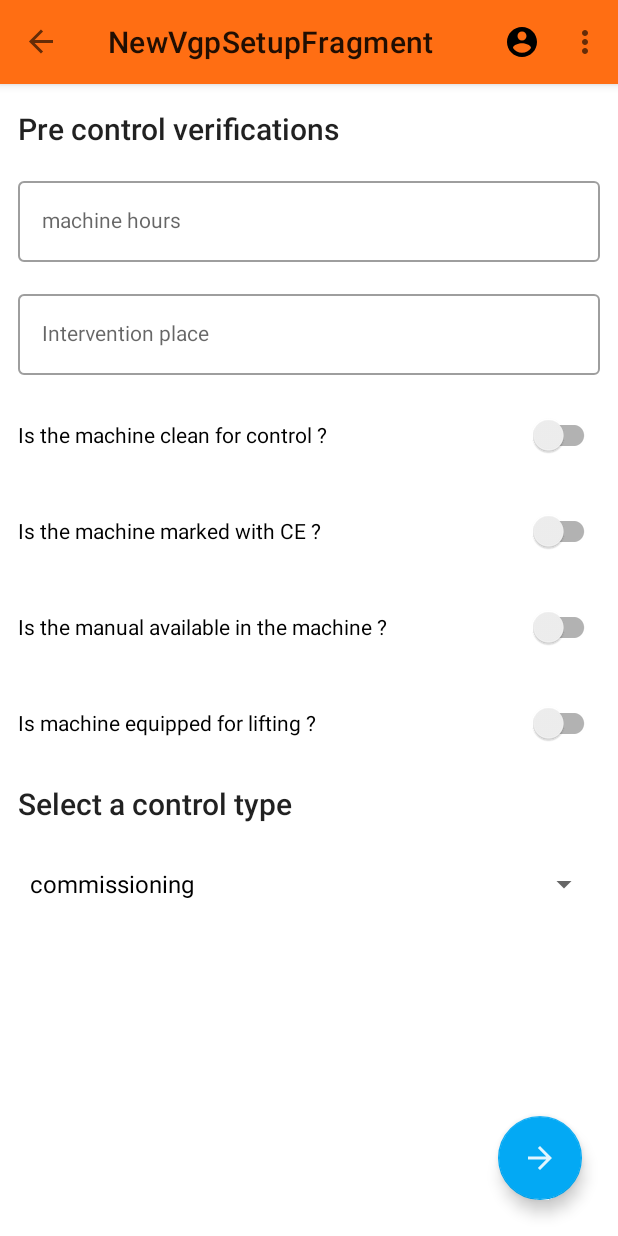
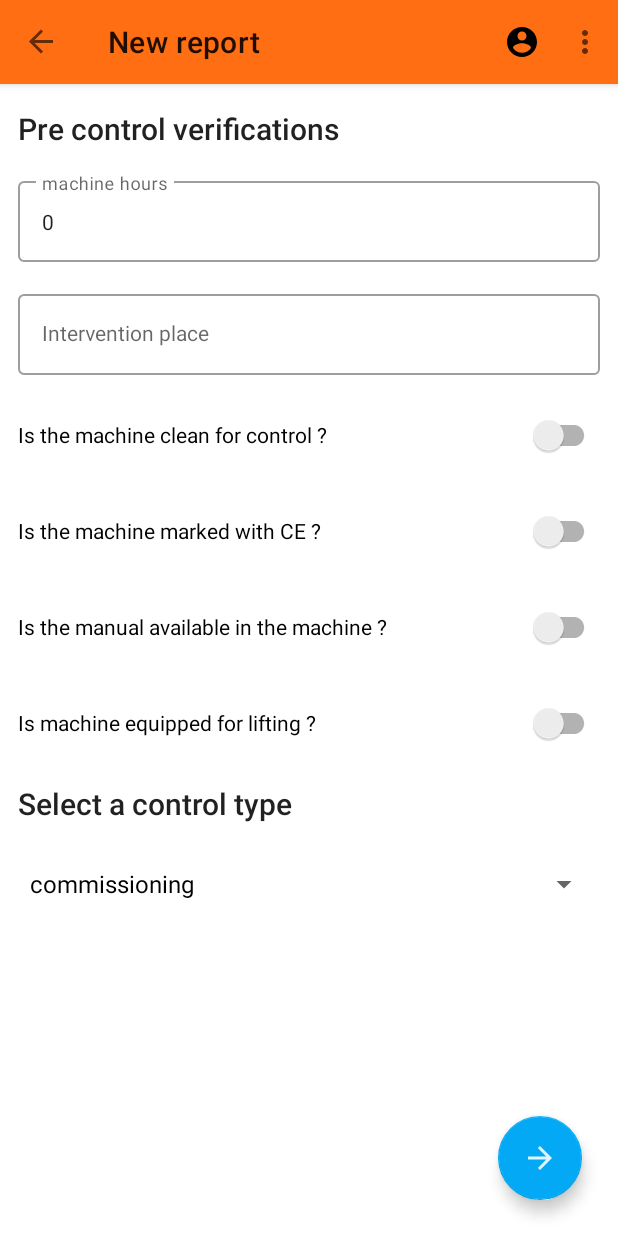
Before and after one commit to skichrome/easy-vgp-oc, an Android app: the NewVgpSetupFragment screen opened through its navigation route, on a phone screen of 412 x 824 dp. Run offline under Robolectric (Android 15) with nearby library versions, the phone set to English and light mode, and no system bars; our stand-ins replace Firebase (no records; nobody signed in at launch, a user with empty details on screens opened directly), Room's generated code, data binding, navigation-ui; libraries missing offline, so code that uses them is left out: com.firebase.ui, com.github.mikephil.charting; pictures from the network do not load; 20 statements that could not run were skipped.

Commit message:
[Features]   - Updated pre control screen UI.   - Updated all screen titles.   - When you add a comment when creating a report, the icon will change to indicate that you previously entered a comment.
[Bug fixes and improvements]
  - Fixed UI error that prevent you to edit a report type in pre verification setup screen, for existing non validated reports.
  - Fixed UI error, machine hours and control intervention place is now pre filled when you want to edit a non validated report.

```diff
--- a/app/src/main/java/com/skichrome/oc/easyvgp/view/fragments/AddEditCustomerFragment.kt
+++ b/app/src/main/java/com/skichrome/oc/easyvgp/view/fragments/AddEditCustomerFragment.kt
@@ -13,6 +13,7 @@ import com.skichrome.oc.easyvgp.util.snackBar
 import com.skichrome.oc.easyvgp.view.base.BaseBindingFragment
 import com.skichrome.oc.easyvgp.viewmodel.CustomerViewModel
 import com.skichrome.oc.easyvgp.viewmodel.vmfactory.CustomerViewModelFactory
+import kotlinx.android.synthetic.main.activity_main.*
 
 class AddEditCustomerFragment : BaseBindingFragment<FragmentAddEditCustomerBinding>()
 {
@@ -59,7 +60,10 @@ class AddEditCustomerFragment : BaseBindingFragment<FragmentAddEditCustomerBindi
         binding.viewModel = viewModel
 
         if (args.customerId != -1L)
+        {
+            activity?.apply { toolbar?.title = getString(R.string.title_fragment_edit_customer) }
             viewModel.loadCustomerById(args.customerId)
+        }
     }
 
     private fun configureViewModel() = viewModel.apply {
--- a/app/src/main/java/com/skichrome/oc/easyvgp/view/fragments/NewVgpSetupFragment.kt
+++ b/app/src/main/java/com/skichrome/oc/easyvgp/view/fragments/NewVgpSetupFragment.kt
@@ -1,6 +1,5 @@
 package com.skichrome.oc.easyvgp.view.fragments
 
-import android.util.Log
 import android.view.View
 import android.widget.AdapterView
 import android.widget.ArrayAdapter
@@ -19,6 +18,7 @@ import com.skichrome.oc.easyvgp.util.snackBar
 import com.skichrome.oc.easyvgp.view.base.BaseBindingFragment
 import com.skichrome.oc.easyvgp.viewmodel.NewVgpSetupViewModel
 import com.skichrome.oc.easyvgp.viewmodel.vmfactory.NewVgpSetupViewModelFactory
+import kotlinx.android.synthetic.main.activity_main.*
 
 class NewVgpSetupFragment : BaseBindingFragment<FragmentNewVgpSetupBinding>()
 {
@@ -44,6 +44,7 @@ class NewVgpSetupFragment : BaseBindingFragment<FragmentNewVgpSetupBinding>()
 
     override fun configureFragment()
     {
+        configureUI()
         configureViewModel()
         configureBinding()
         configureFab()
@@ -54,6 +55,12 @@ class NewVgpSetupFragment : BaseBindingFragment<FragmentNewVgpSetupBinding>()
     //              Methods
     // =================================
 
+    private fun configureUI()
+    {
+        if (args.reportDateToEdit != -1L)
+            activity?.apply { toolbar?.title = getString(R.string.title_fragment_vgp_setup_edit) }
+    }
+
     private fun configureViewModel()
     {
         if (args.reportDateToEdit != -1L)
@@ -63,6 +70,8 @@ class NewVgpSetupFragment : BaseBindingFragment<FragmentNewVgpSetupBinding>()
         viewModel.machineWithControlPointsDataExtras.observe(viewLifecycleOwner, Observer {
             it?.let { extra ->
                 currentExtraId = extra.id
+                selectedControlType = extra.controlType
+                binding.fragmentNewVgpSetupMachineControlType.setSelection(selectedControlType.id)
             }
         })
     }
@@ -92,8 +101,6 @@ class NewVgpSetupFragment : BaseBindingFragment<FragmentNewVgpSetupBinding>()
             override fun onItemSelected(adapterView: AdapterView<*>?, v: View?, position: Int, itemId: Long)
             {
                 selectedControlType = ControlType.values()[position]
-                Log.e("NewVgpSetupFrag", "Current selected item : ${adapter.getItem(position)}")
-                Log.e("NewVgpSetupFrag", "Current selected item stored : ${getString(selectedControlType.type)}")
             }
 
             override fun onNothingSelected(adapterView: AdapterView<*>?) = Unit
--- a/app/src/main/res/layout/fragment_new_vgp_setup.xml
+++ b/app/src/main/res/layout/fragment_new_vgp_setup.xml
@@ -48,7 +48,8 @@
                     <com.google.android.material.textfield.TextInputEditText
                         android:id="@+id/fragmentNewVgpSetupMachineHours"
                         style="@style/EasyVGPTheme.editTextInputStyle"
-                        android:inputType="numberSigned" />
+                        android:inputType="numberSigned"
+                        android:text="@{viewModel.machineWithControlPointsDataExtras.machineHours != 0 ? String.valueOf(viewModel.machineWithControlPointsDataExtras.machineHours) : null}" />
                 </com.google.android.material.textfield.TextInputLayout>
 
                 <com.google.android.material.textfield.TextInputLayout
@@ -62,7 +63,8 @@
                     <com.google.android.material.textfield.TextInputEditText
                         android:id="@+id/fragmentNewVgpSetupInterventionPlace"
                         style="@style/EasyVGPTheme.editTextInputStyle"
-                        android:hint="@string/fragment_new_vgp_setup_machine_intervention_place" />
+                        android:hint="@string/fragment_new_vgp_setup_machine_intervention_place"
+                        android:text="@{viewModel.machineWithControlPointsDataExtras.interventionPlace}" />
                 </com.google.android.material.textfield.TextInputLayout>
 
                 <androidx.appcompat.widget.SwitchCompat
--- a/app/src/main/res/layout/item_rv_fragment_vgp.xml
+++ b/app/src/main/res/layout/item_rv_fragment_vgp.xml
@@ -89,7 +89,7 @@
                 android:contentDescription="@string/frag_vgp_item_comment_img_content_desc"
                 android:focusable="true"
                 android:padding="4dp"
-                android:src="@drawable/ic_note_add_24dp"
+                android:src="@{ctrlPoint.comment == null ? @drawable/ic_note_add_24dp : @drawable/ic_note_24dp}"
                 app:layout_constraintBottom_toBottomOf="parent"
                 app:layout_constraintEnd_toEndOf="parent"
                 app:layout_constraintTop_toTopOf="parent" />
--- a/app/src/main/res/navigation/main_navigation.xml
+++ b/app/src/main/res/navigation/main_navigation.xml
@@ -10,7 +10,7 @@
     <fragment
         android:id="@+id/homeFragment"
         android:name="com.skichrome.oc.easyvgp.view.fragments.HomeFragment"
-        android:label="@string/app_name"
+        android:label="@string/title_fragment_home"
         tools:layout="@layout/fragment_home">
         <action
             android:id="@+id/action_homeFragment_to_customerFragment"
@@ -30,7 +30,7 @@
     <fragment
         android:id="@+id/customerFragment"
         android:name="com.skichrome.oc.easyvgp.view.fragments.CustomerFragment"
-        android:label="CustomerFragment"
+        android:label="@string/title_fragment_customer"
         tools:layout="@layout/fragment_customer">
         <action
             android:id="@+id/action_customerFragment_to_addEditCustomerFragment"
@@ -50,7 +50,7 @@
     <fragment
         android:id="@+id/addEditCustomerFragment"
         android:name="com.skichrome.oc.easyvgp.view.fragments.AddEditCustomerFragment"
-        android:label="AddEditCustomerFragment"
+        android:label="@string/title_fragment_add_customer"
         tools:layout="@layout/fragment_add_edit_customer">
         <argument
             android:name="customerId"
@@ -60,7 +60,7 @@
     <fragment
         android:id="@+id/machineFragment"
         android:name="com.skichrome.oc.easyvgp.view.fragments.MachineFragment"
-        android:label="MachineFragment"
+        android:label="@string/title_fragment_machine"
         tools:layout="@layout/fragment_machine">
         <argument
             android:name="customerId"
@@ -84,7 +84,7 @@
     <fragment
         android:id="@+id/newVgpFragment"
         android:name="com.skichrome.oc.easyvgp.view.fragments.NewVgpFragment"
-        android:label="VgpFragment"
+        android:label="@string/title_fragment_vgp_new"
         tools:layout="@layout/fragment_new_vgp">
         <argument
             android:name="machineId"
@@ -119,7 +119,7 @@
     <fragment
         android:id="@+id/addEditMachineFragment"
         android:name="com.skichrome.oc.easyvgp.view.fragments.AddEditMachineFragment"
-        android:label="AddEditMachineFragment"
+        android:label="@string/title_fragment_add_machine"
         tools:layout="@layout/fragment_add_edit_machine">
         <argument
             android:name="machineId"
@@ -133,17 +133,17 @@
     <fragment
         android:id="@+id/profileFragment"
         android:name="com.skichrome.oc.easyvgp.view.fragments.ProfileFragment"
-        android:label="ProfileFragment"
+        android:label="@string/title_fragment_profile"
         tools:layout="@layout/fragment_profile" />
     <fragment
         android:id="@+id/adminFragment"
         android:name="com.skichrome.oc.easyvgp.view.fragments.AdminFragment"
-        android:label="AdminFragment"
+        android:label="@string/title_fragment_admin"
         tools:layout="@layout/fragment_admin" />
     <fragment
         android:id="@+id/vgpListFragment"
         android:name="com.skichrome.oc.easyvgp.view.fragments.VgpListFragment"
-        android:label="VgpListFragment"
+        android:label="@string/title_fragment_vgp_list"
         tools:layout="@layout/fragment_vgp_list">
         <argument
             android:name="machineId"
@@ -168,7 +168,7 @@
     <fragment
         android:id="@+id/newVgpSetupFragment"
         android:name="com.skichrome.oc.easyvgp.view.fragments.NewVgpSetupFragment"
-        android:label="NewVgpSetupFragment"
+        android:label="@string/title_fragment_vgp_setup_new"
         tools:layout="@layout/fragment_new_vgp_setup">
         <argument
             android:name="machineId"
--- a/app/src/main/res/values/strings.xml
+++ b/app/src/main/res/values/strings.xml
@@ -1,6 +1,20 @@
 <resources>
     <string name="app_name">Easy VGP</string>
     <string name="file_provider_authority">com.skichrome.oc.easyvgp.fileprovider</string>
+    <string name="title_fragment_home">Summary</string>
+    <string name="title_fragment_profile">Profile settings</string>
+    <string name="title_fragment_admin">Administration</string>
+    <string name="title_fragment_customer">Select a customer</string>
+    <string name="title_fragment_machine">Select a machine</string>
+    <string name="title_fragment_add_customer">Create a customer</string>
+    <string name="title_fragment_edit_customer">Edit this customer</string>
+    <string name="title_fragment_add_machine">Create a machine</string>
+    <string name="title_fragment_edit_machine">Edit this machine</string>
+    <string name="title_fragment_vgp_list">Report list</string>
+    <string name="title_fragment_vgp_setup_new">New report</string>
+    <string name="title_fragment_vgp_setup_edit">Edit report</string>
+    <string name="title_fragment_vgp_new">Enter report points</string>
+    <string name="title_fragment_vgp_edit">Edit report points</string>
 
     <!-- MainActivity -->
     <string name="frag_login_success">You are successfully logged in !</string>
```
Also changed, not shown: app/src/main/java/com/skichrome/oc/easyvgp/view/fragments/AddEditMachineFragment.kt (+21 -17 lines), app/src/main/java/com/skichrome/oc/easyvgp/view/fragments/NewVgpFragment.kt (+9 -0 lines).
